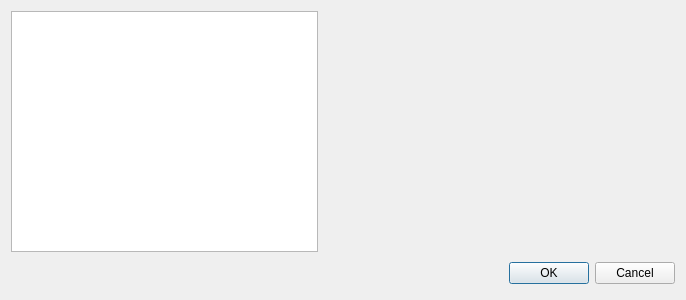
First picture: the form in code/studio/src/plugins/gui_editor/texture_chooser.ui, repository ryzom/ryzomcore, before the edit.
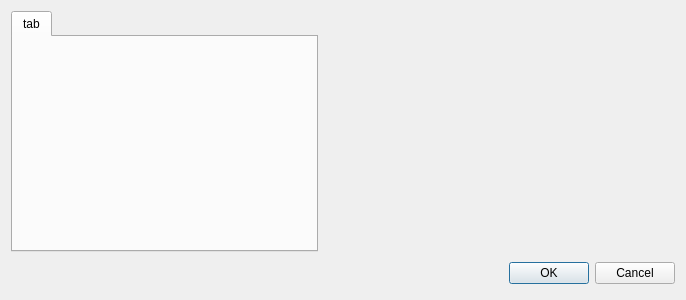
Second picture: the form after the edit.

Commit message:
Texture chooser now supports atlas textures as well.
branch : gsoc2014-dfighter

The edit to the form file:
```diff
--- a/code/studio/src/plugins/gui_editor/texture_chooser.ui
+++ b/code/studio/src/plugins/gui_editor/texture_chooser.ui
@@ -18,7 +18,13 @@
   </property>
   <layout class="QGridLayout" name="gridLayout">
    <item row="0" column="0">
-    <widget class="QListWidget" name="listWidget"/>
+    <widget class="QTabWidget" name="tabWidget">
+     <widget class="QWidget" name="tab">
+      <attribute name="title">
+       <string>tab</string>
+      </attribute>
+     </widget>
+    </widget>
    </item>
    <item row="0" column="1">
     <widget class="QLabel" name="label">
```
The commit also changes 4 other files.
